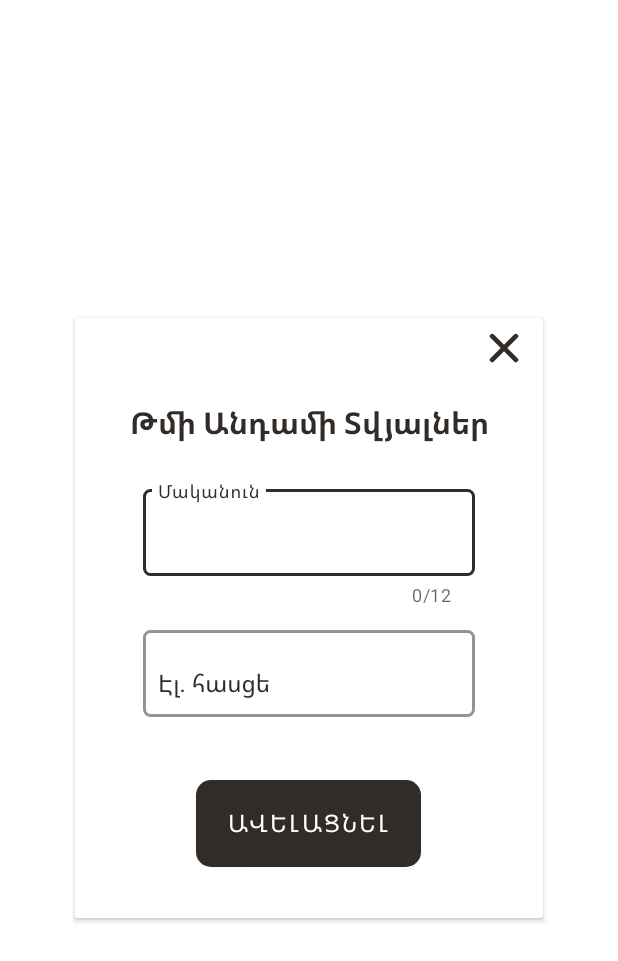
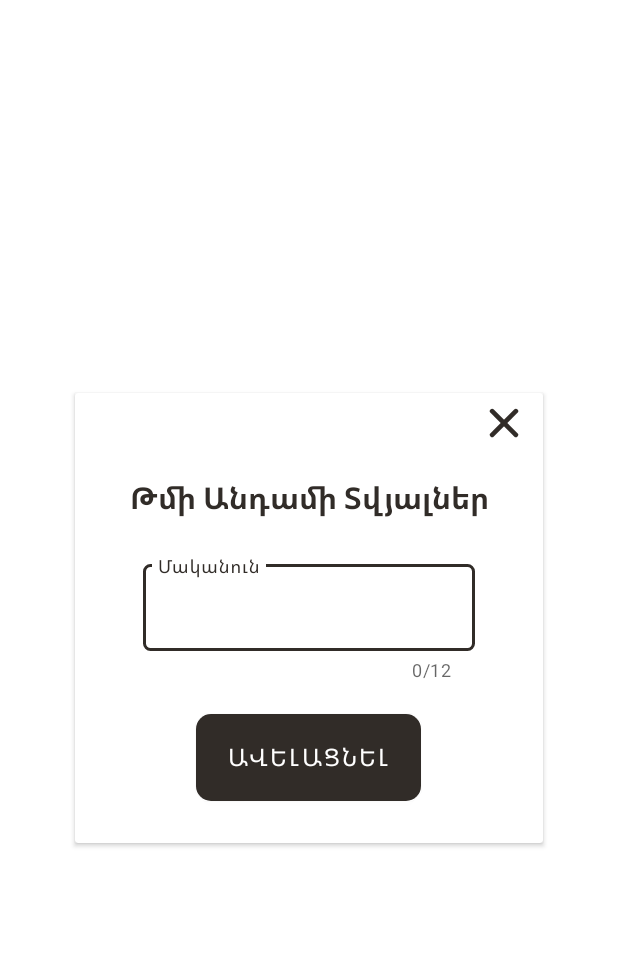
Before and after one commit to Arse-N/Bunker, an Android app: the layout add_teammate.xml on its own in the app's theme, with its tools: preview values and no code run, on a phone screen of 412 x 824 dp. Shown: the top 961 px of the screen. Run offline under Robolectric (Android 15) with nearby library versions, the phone set to English and light mode, and no system bars.

Commit message:
removed email inputs, textviews, also removed email sending logic.

```diff
--- a/app/src/main/java/com/example/bunker/common/service/TeamAdapter.java
+++ b/app/src/main/java/com/example/bunker/common/service/TeamAdapter.java
@@ -35,7 +35,7 @@ public class TeamAdapter extends RecyclerView.Adapter<TeamAdapter.PersonViewHold
         Teammate person = personList.get(position);
         holder.teammateItem.setBackgroundResource(R.drawable.button_background);
         holder.nameTextView.setText(person.getName());
-        holder.emailTextView.setText(person.getEmail());
+//        holder.emailTextView.setText(person.getEmail());
         holder.removeButton.setOnClickListener(v -> {
             onItemRemoveListener.onItemRemove(position);
 
@@ -50,14 +50,14 @@ public class TeamAdapter extends RecyclerView.Adapter<TeamAdapter.PersonViewHold
     static class PersonViewHolder extends RecyclerView.ViewHolder {
         ConstraintLayout teammateItem;
         TextView nameTextView;
-        TextView emailTextView;
+//        TextView emailTextView;
         ImageView removeButton;
 
         public PersonViewHolder(@NonNull View itemView) {
             super(itemView);
             teammateItem = itemView.findViewById(R.id.teammate_item);
             nameTextView = itemView.findViewById(R.id.name_value);
-            emailTextView = itemView.findViewById(R.id.email_value);
+//            emailTextView = itemView.findViewById(R.id.email_value);
             removeButton = itemView.findViewById(R.id.delete);
         }
     }
--- a/app/src/main/res/layout/add_teammate.xml
+++ b/app/src/main/res/layout/add_teammate.xml
@@ -2,13 +2,12 @@
 <androidx.constraintlayout.widget.ConstraintLayout
         xmlns:android="http://schemas.android.com/apk/res/android"
         xmlns:app="http://schemas.android.com/apk/res-auto"
-        xmlns:tools="http://schemas.android.com/tools"
         android:layout_width="match_parent"
         android:layout_height="match_parent">
     <androidx.cardview.widget.CardView
             android:id="@+id/add_teammate_dialog"
             android:layout_width="312dp"
-            android:layout_height="400dp"
+            android:layout_height="300dp"
             app:layout_constraintEnd_toEndOf="parent"
             android:background="@drawable/button_background"
             app:layout_constraintStart_toStartOf="parent"
@@ -72,37 +71,7 @@
 
             </com.google.android.material.textfield.TextInputLayout>
 
-            <com.google.android.material.textfield.TextInputLayout
-                    android:id="@+id/email_text_input_layout"
-                    android:translationZ="10dp"
-                    android:layout_width="wrap_content"
-                    android:layout_height="wrap_content"
-                    android:layout_marginTop="10dp"
-                    app:errorEnabled="true"
-                    android:layout_gravity="center_horizontal"
-                    android:textColor="@color/brown"
-                    android:textColorHint="@color/brown"
-                    android:textColorHighlight="@color/brown"
-                    app:boxStrokeColor="@color/brown"
-                    app:boxStrokeWidth="2dp"
-                    app:boxCornerRadiusBottomStart="5dp"
-                    app:boxCornerRadiusBottomEnd="5dp"
-                    app:boxCornerRadiusTopEnd="5dp"
-                    app:boxCornerRadiusTopStart="5dp"
-                    app:boxBackgroundColor="@android:color/transparent"
-                    app:boxBackgroundMode="outline"
-                    android:hint="@string/email_address">
 
-                <com.google.android.material.textfield.TextInputEditText
-                        android:id="@+id/email_text"
-                        android:layout_width="221dp"
-                        android:layout_height="58dp"
-                        android:paddingStart="10dp"
-                        android:layout_gravity="center"
-                        android:inputType="textEmailAddress"
-                        android:singleLine="true"/>
-
-            </com.google.android.material.textfield.TextInputLayout>
             <Button
                     android:text="@string/add"
                     android:textColor="#ffffff"
```
Also changed, not shown: app/src/main/java/com/example/bunker/CardFlip.java (+19 -19 lines), app/src/main/java/com/example/bunker/TeamActivity.java (+32 -32 lines), app/src/main/java/com/example/bunker/common/model/Teammate.java (+6 -6 lines), app/src/main/res/layout/team_item.xml (+10 -16 lines).
